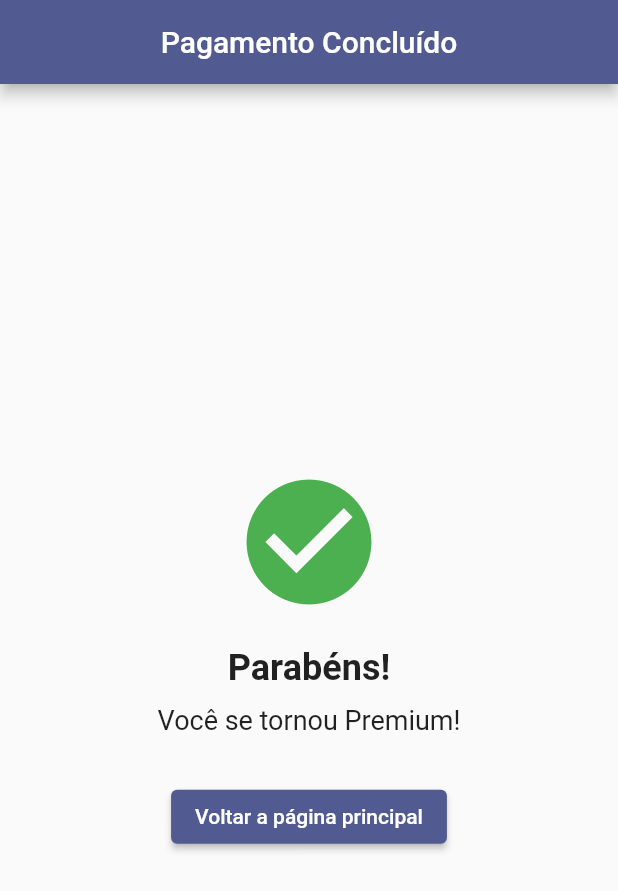
After one commit to EdersonPinheiro/pdv_mobile, a Flutter app: the ConfirmPaymentPage screen opened directly, on a phone screen of 412 x 824 dp. The commit adds this screen. Shown: the top 891 px of the screen. Run offline on Flutter 3.47's test engine with Material 3 defaults, Android fonts, the phone set to English and light mode, and no system bars; our stand-ins replace animated_text_kit, dio, get, parse_server_sdk_flutter, shared_preferences; missing offline and left inert: dart:ffi, open_file_plus; accounts and stored records are empty.

Commit message:
Added Pix payment method, Premium plan confirmation

```diff
--- a/lib/constants/constants.dart
+++ b/lib/constants/constants.dart
@@ -6,5 +6,6 @@ String setor = '';
 const b4a = 'https://parseapi.back4app.com/parse/functions';
 const KeyApplicationId = 'lBYPRb4VMe0YtUkaqBfNwUnqijT8QIE8MIxLNb3x';
 const KeyClientKey = 'D8lXCcjSpU6lsyprvoKg2PnYoFbp229gFskyaxY5';
+const KeyParseServerUrl = 'https://parseapi.back4app.com';
 final GlobalKey<RefreshIndicatorState> refreshIndicatorKey =
     GlobalKey<RefreshIndicatorState>();
--- a/lib/controllers/user_controller.dart
+++ b/lib/controllers/user_controller.dart
@@ -32,6 +32,7 @@ class UserController {
           prefs.setString('userFullname', users[0].fullname);
           prefs.setString('userEmail', users[0].email);
           prefs.setString('userSetor', users[0].setor);
+          prefs.setString('premium', users[0].premium.toString());
         }
 
         userL.value = users;
--- a/lib/model/user.dart
+++ b/lib/model/user.dart
@@ -3,21 +3,26 @@ class User {
   String fullname;
   String email;
   String setor;
-  String? status;
+  bool? premium;
 
   User({
     required this.id,
     required this.fullname,
     required this.email,
     required this.setor,
-    this.status,
+    this.premium,
   });
 
   factory User.fromJson(Map<String, dynamic> json) {
+    // Extracting the 'setor' as a Map.
+    Map<String, dynamic> setor = json['setor'];
     return User(
-        id: json['id'],
-        fullname: json['fullname'],
-        email: json['email'],
-        setor: json['setor']);
+      id: json['objectId'],
+      fullname: json['fullname'],
+      email: json['email'],
+      setor: setor['name'], // Assign 'name' from 'setor' map to 'setorName'
+      premium:
+          setor['premium'], // Assign 'premium' from 'setor' map to 'premium'
+    );
   }
 }
--- a/lib/page/home/home_page.dart
+++ b/lib/page/home/home_page.dart
@@ -115,6 +115,8 @@ class _HomePageState extends State<HomePage> {
                     title: Text('Meu Perfil'),
                     onTap: () {},
                   ),
+                  IconButton(
+                      onPressed: () {}, icon: Icon(user.premium == true ? Icons.workspace_premium : Icons.highlight_off_rounded)),
                   ListTile(
                     title: AnimatedTextKit(
                       animatedTexts: [
--- /dev/null
+++ b/lib/page/payment/confirm_payment_page.dart
@@ -0,0 +1,54 @@
+import 'package:flutter/foundation.dart';
+import 'package:flutter/material.dart';
+import 'package:flutter/widgets.dart';
+import 'package:get/get.dart';
+import 'package:meu_estoque/page/home/home_page.dart';
+
+class ConfirmPaymentPage extends StatefulWidget {
+  const ConfirmPaymentPage({super.key});
+
+  @override
+  State<ConfirmPaymentPage> createState() => _ConfirmPaymentPageState();
+}
+
+class _ConfirmPaymentPageState extends State<ConfirmPaymentPage> {
+  @override
+  Widget build(BuildContext context) {
+    return Scaffold(
+      appBar: AppBar(
+        title: Text('Pagamento Concluído'),
+        centerTitle: true,
+        automaticallyImplyLeading: false
+      ),
+      body: Center(
+        child: Column(
+          mainAxisAlignment: MainAxisAlignment.center,
+          children: <Widget>[
+            Icon(
+              Icons.check_circle,
+              color: Colors.green,
+              size: 100.0,
+            ),
+            SizedBox(height: 20.0),
+            Text(
+              'Parabéns!',
+              style: TextStyle(fontSize: 24.0, fontWeight: FontWeight.bold),
+            ),
+            SizedBox(height: 10.0),
+            Text(
+              'Você se tornou Premium!',
+              style: TextStyle(fontSize: 18.0),
+            ),
+            SizedBox(height: 30.0),
+            ElevatedButton(
+              onPressed: () {
+                Get.off(HomePage());
+              },
+              child: Text('Voltar a página principal'),
+            ),
+          ],
+        ),
+      ),
+    );
+  }
+}
--- a/lib/page/payment/payment_page.dart
+++ b/lib/page/payment/payment_page.dart
@@ -1,6 +1,7 @@
 import 'package:animated_text_kit/animated_text_kit.dart';
 import 'package:flutter/material.dart';
 import 'package:get/get.dart';
+import 'package:meu_estoque/controllers/checkout_controller.dart';
 import 'subscription_card.dart';
 
 class PaymentPage extends StatefulWidget {
@@ -14,6 +15,7 @@ class _PaymentPageState extends State<PaymentPage>
     with SingleTickerProviderStateMixin {
   var height, width;
   late TabController _tabController;
+  final CheckoutController checkoutController = Get.put(CheckoutController());
 
   @override
   void initState() {
@@ -72,7 +74,7 @@ class _PaymentPageState extends State<PaymentPage>
                 ),
                 ElevatedButton(
                   onPressed: () {
-                    //Get.offAll(StripePayment());
+                    checkoutController.checkout();
                   },
                   child: AnimatedTextKit(
                     animatedTexts: [
--- a/pubspec.yaml
+++ b/pubspec.yaml
@@ -40,6 +40,7 @@ dependencies:
   pdf:
   path_provider:
   open_file_plus:
+  parse_server_sdk_flutter:
 
 
   # The following adds the Cupertino Icons font to your application.
```
Also changed, not shown: lib/controllers/checkout_controller.dart (added, +47 -0 lines), lib/main.dart (+8 -0 lines), lib/model/order.dart (added, +34 -0 lines), lib/page/payment/pix_payment.dart (added, +88 -0 lines), pubspec.lock.
